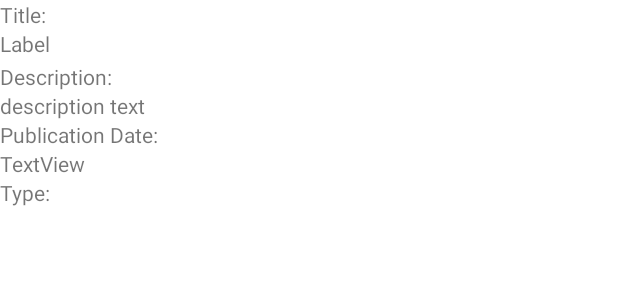
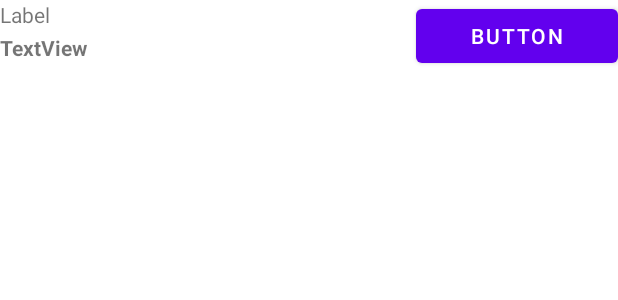
Before and after one commit to DuncanT2000/TrafficScotlandMPDCW, an Android app: the layout feed_item.xml on its own in the app's theme, with its tools: preview values and no code run, on a phone screen of 412 x 824 dp. Shown: the top 300 px of the screen. Run offline under Robolectric (Android 15) with nearby library versions, the phone set to English and light mode, and no system bars.

```diff
--- a/app/src/main/res/layout/feed_item.xml
+++ b/app/src/main/res/layout/feed_item.xml
@@ -3,22 +3,22 @@
     xmlns:app="http://schemas.android.com/apk/res-auto"
     xmlns:tools="http://schemas.android.com/tools"
     android:layout_width="match_parent"
-    android:layout_height="wrap_content"
+    android:layout_height="120dp"
+    android:orientation="vertical">
+
+    <LinearLayout
+        android:layout_width="match_parent"
+        android:layout_height="match_parent"
+        android:orientation="horizontal">
+
+        <LinearLayout
+            android:layout_width="277dp"
+            android:layout_height="match_parent"
             android:orientation="vertical">
 
             <TextView
-        android:id="@+id/textView3"
-        android:layout_width="69dp"
-        android:layout_height="wrap_content"
-        android:text="Title:"
-        app:layout_constraintEnd_toEndOf="parent"
-        app:layout_constraintHorizontal_bias="0.046"
-        app:layout_constraintStart_toStartOf="parent"
-        tools:layout_editor_absoluteY="5dp" />
-
-    <TextView
                 android:id="@+id/feed_item_title"
-        android:layout_width="406dp"
+                android:layout_width="218dp"
                 android:layout_height="22dp"
                 android:text="Label"
                 app:layout_constraintEnd_toEndOf="parent"
@@ -27,41 +27,20 @@
                 tools:layout_editor_absoluteY="34dp" />
 
             <TextView
-        android:id="@+id/textView4"
-        android:layout_width="221dp"
+                android:id="@+id/StartEndDatetv"
+                android:layout_width="match_parent"
+                android:layout_height="40dp"
+                android:text="TextView"
+                android:textStyle="bold" />
+        </LinearLayout>
+
+        <Button
+            android:id="@+id/viewMoreBtn"
+            android:layout_width="162dp"
             android:layout_height="wrap_content"
-        android:text="Description:"
-        app:layout_constraintEnd_toEndOf="parent"
-        app:layout_constraintHorizontal_bias="0.0"
-        app:layout_constraintStart_toStartOf="parent"
-        tools:layout_editor_absoluteY="54dp" />
-
-    <TextView
-        android:id="@+id/feed_item_description"
-        android:layout_width="411dp"
-        android:layout_height="wrap_content"
-        android:text="description text"
-        app:layout_constraintEnd_toEndOf="parent"
-        app:layout_constraintHorizontal_bias="0.0"
-        app:layout_constraintStart_toStartOf="parent"
-        tools:layout_editor_absoluteY="70dp" />
-
-    <TextView
-        android:id="@+id/textView5"
-        android:layout_width="match_parent"
-        android:layout_height="wrap_content"
-        android:text="Publication Date:" />
-
-    <TextView
-        android:id="@+id/tvpubDate"
-        android:layout_width="match_parent"
-        android:layout_height="wrap_content"
-        android:text="TextView" />
-
-    <TextView
-        android:id="@+id/tvitemtype"
-        android:layout_width="match_parent"
-        android:layout_height="wrap_content"
-        android:text="Type:" />
+            android:layout_weight="1"
+            android:text="Button" />
 
     </LinearLayout>
+
+</LinearLayout>
```
Also changed, not shown: app/src/main/java/com/example/trafficscotlandmpdcw/MainActivity.java (+70 -20 lines), app/src/main/java/com/example/trafficscotlandmpdcw/recyclerAdapter.java (+7 -18 lines), app/src/main/res/layout/activity_main.xml (+34 -1 lines). Lines whose indentation alone changed are shown as unchanged.
